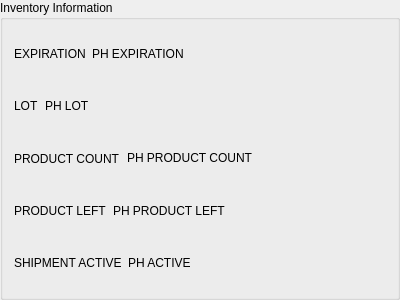
Before: the Qt Designer form db/shipmentgroupbox.ui in kyledevans/Medicine-Track, drawn with Qt 5.
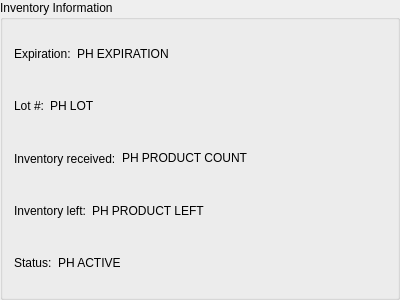
After: the same form once the commit is applied.

```diff
--- a/db/shipmentgroupbox.ui
+++ b/db/shipmentgroupbox.ui
@@ -22,7 +22,7 @@
         <string comment="EXPIRATION DISPLAY TOOLTIP">EXPIRATION</string>
        </property>
        <property name="text">
-        <string comment="EXPIRATION DISPLAY LABEL">EXPIRATION</string>
+        <string notr="true">Expiration:</string>
        </property>
       </widget>
      </item>
@@ -62,7 +62,7 @@
         <string comment="LOT DISPLAY TOOLTIP">LOT</string>
        </property>
        <property name="text">
-        <string comment="LOT DISPLAY LABEL">LOT</string>
+        <string notr="true">Lot #:</string>
        </property>
       </widget>
      </item>
@@ -102,7 +102,7 @@
         <string comment="PRODUCT COUNT DISPLAY TOOLTIP">PRODUCT COUNT</string>
        </property>
        <property name="text">
-        <string comment="PRODUCT COUNT DISPLAY LABEL">PRODUCT COUNT</string>
+        <string notr="true">Inventory received:</string>
        </property>
       </widget>
      </item>
@@ -142,7 +142,7 @@
         <string comment="PRODUCT LEFT DISPLAY TOOLTIP">PRODUCT LEFT</string>
        </property>
        <property name="text">
-        <string comment="PRODUCT LEFT DISPLAY LABEL">PRODUCT LEFT</string>
+        <string notr="true">Inventory left:</string>
        </property>
       </widget>
      </item>
@@ -182,7 +182,7 @@
         <string comment="SHIPMENT ACTIVE DISPLAY TOOLTIP">SHIPMENT ACTIVE</string>
        </property>
        <property name="text">
-        <string comment="SHIPMENT ACTIVE DISPLAY LABEL">SHIPMENT ACTIVE</string>
+        <string notr="true">Status:</string>
        </property>
       </widget>
      </item>
```
Left out of the diff: 20 changed lines with no effect on the pictures.
